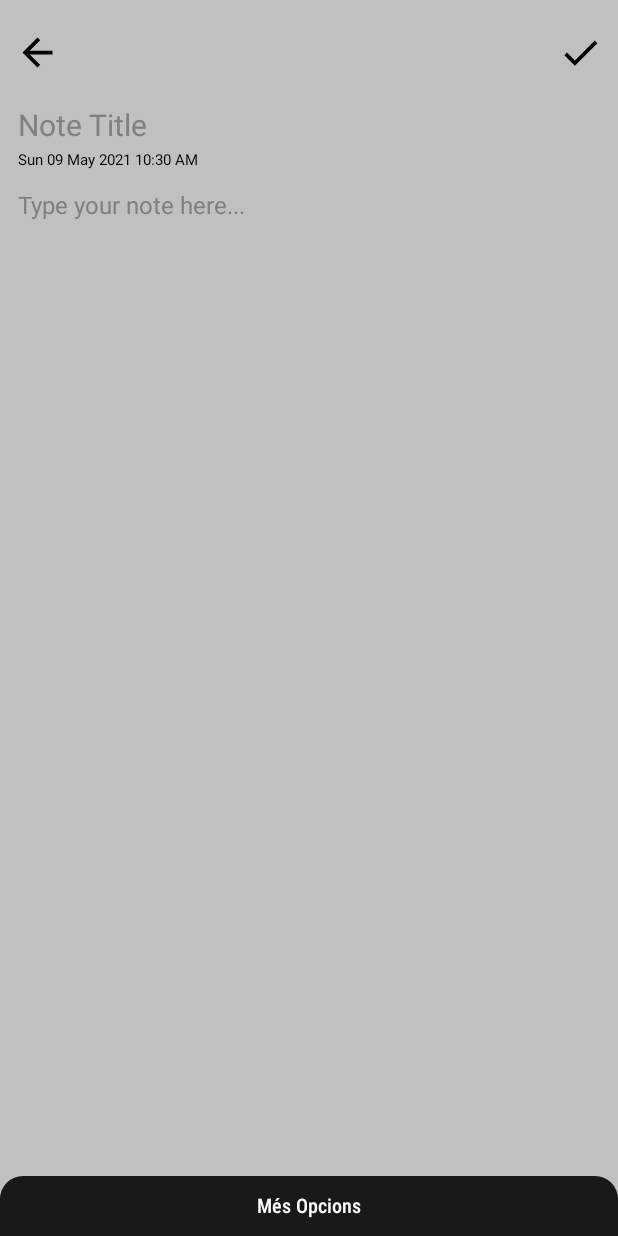
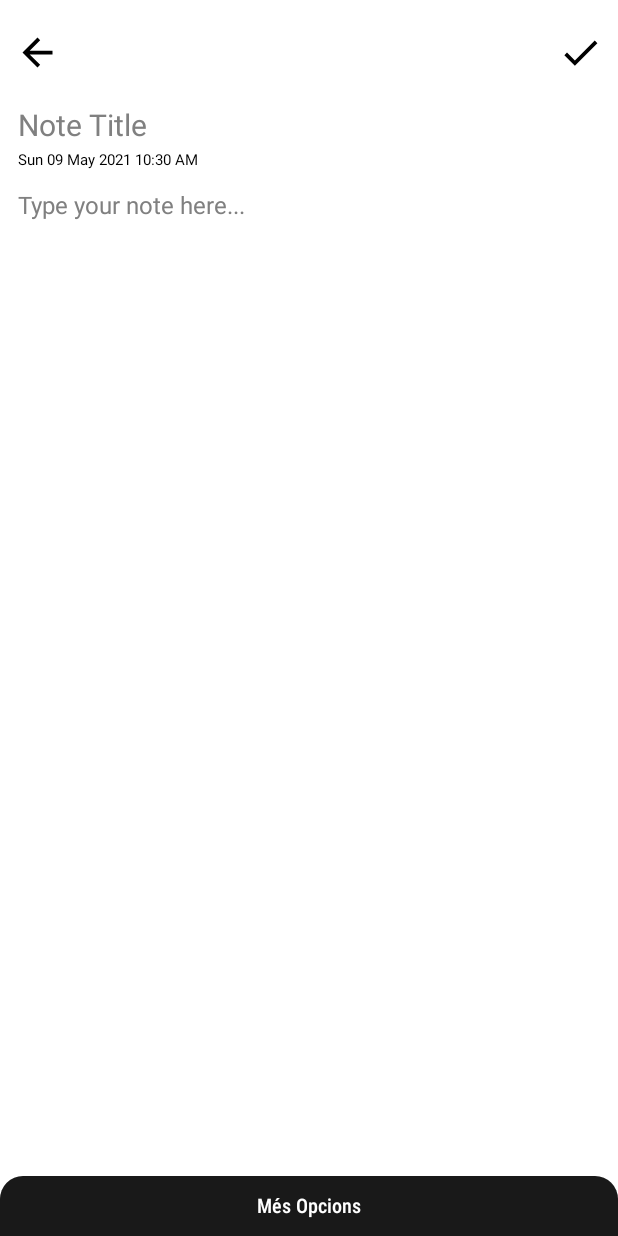
Before and after one commit to Likeamarc/PracticaPiS, an Android app: the new_note screen opened directly, with no data from a screen before it, on a phone screen of 412 x 824 dp. Run offline under Robolectric (Android 15) with nearby library versions, the phone set to English and light mode, and no system bars; our stand-ins replace sdp/ssp sizes; libraries missing offline, so code that uses them is left out: com.twitter.sdk.

Commit message:
Marc, pequeñas modificaciones, personalizacion color nota

```diff
--- a/app/src/main/res/layout/homescreen.xml
+++ b/app/src/main/res/layout/homescreen.xml
@@ -3,7 +3,7 @@
     xmlns:app="http://schemas.android.com/apk/res-auto"
     xmlns:tools="http://schemas.android.com/tools"
     android:id="@+id/relativeLayout"
-    android:background="@color/white"
+    android:background="#EEEEEE"
     android:layout_width="match_parent"
     android:layout_height="match_parent"
     tools:context=".activities.HomePage">
@@ -76,7 +76,7 @@
         android:id="@+id/recyclerView"
         android:layout_width="411dp"
         android:layout_height="595dp"
-        android:background="@android:color/white"
+        android:background="#EEEEEE"
         android:padding="4dp"
         android:scrollbars="vertical"
         app:layout_constraintBottom_toBottomOf="parent"
--- a/app/src/main/res/layout/new_note.xml
+++ b/app/src/main/res/layout/new_note.xml
@@ -4,7 +4,7 @@
     android:layout_height="match_parent"
     xmlns:tools="http://schemas.android.com/tools"
     xmlns:app="http://schemas.android.com/apk/res-auto"
-    android:background="@color/editNote"
+    android:background="@color/white"
     tools:context=".activities.new_note">
 
     <ScrollView
@@ -76,6 +76,18 @@
                app:layout_constraintStart_toStartOf="@id/inputNoteTitle"
                app:layout_constraintTop_toBottomOf="@id/inputNoteTitle"/>
 
+           <ImageView
+               android:id="@+id/imageNote"
+               android:layout_width="match_parent"
+               android:layout_height="wrap_content"
+               android:layout_marginTop="15dp"
+               android:layout_marginLeft="12dp"
+               android:layout_marginRight="12dp"
+               android:adjustViewBounds="true"
+               android:contentDescription="@string/app_name"
+               android:visibility="gone"
+               app:layout_constraintTop_toBottomOf="@id/textDataTime"/>
+
            <EditText
                android:id="@+id/inputNote"
                android:layout_width="match_parent"
@@ -94,7 +106,7 @@
                android:textColor="@color/black"
                android:textColorHint="@color/gray"
                android:textSize="16sp"
-               app:layout_constraintTop_toBottomOf="@id/textDataTime"
+               app:layout_constraintTop_toBottomOf="@id/imageNote"
                app:layout_constraintBottom_toBottomOf="parent"
                />
 
--- a/app/src/main/res/values/strings.xml
+++ b/app/src/main/res/values/strings.xml
@@ -1,5 +1,5 @@
 <resources>
-    <string name="app_name">PracticaPis</string>
+    <string name="app_name">NOTEolvides: Note taking App</string>
     <string name="action_settings">Settings</string>
     <!-- Strings used for fragments for navigation -->
     <string name="first_fragment_label">First Fragment</string>
```
Also changed, not shown: app/src/main/java/com/example/practicapis/activities/new_note.java (+94 -0 lines), app/src/main/java/com/example/practicapis/adapters/NotesAdapter.java (+10 -0 lines), app/src/main/res/layout/note_container.xml (+7 -0 lines).
